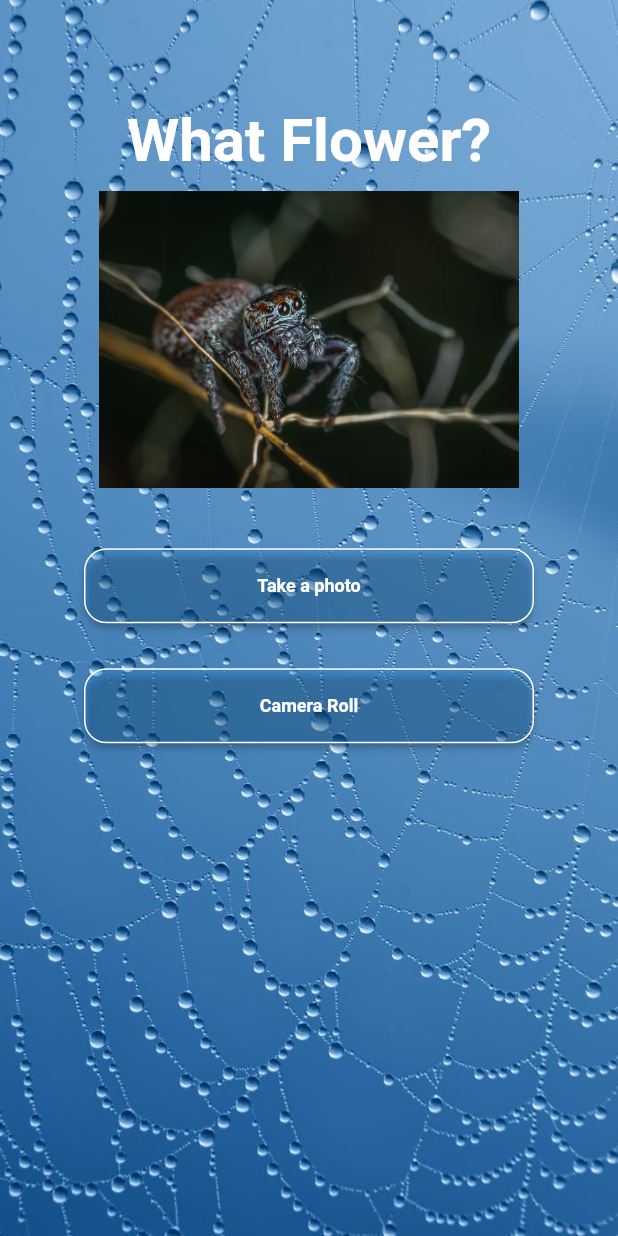
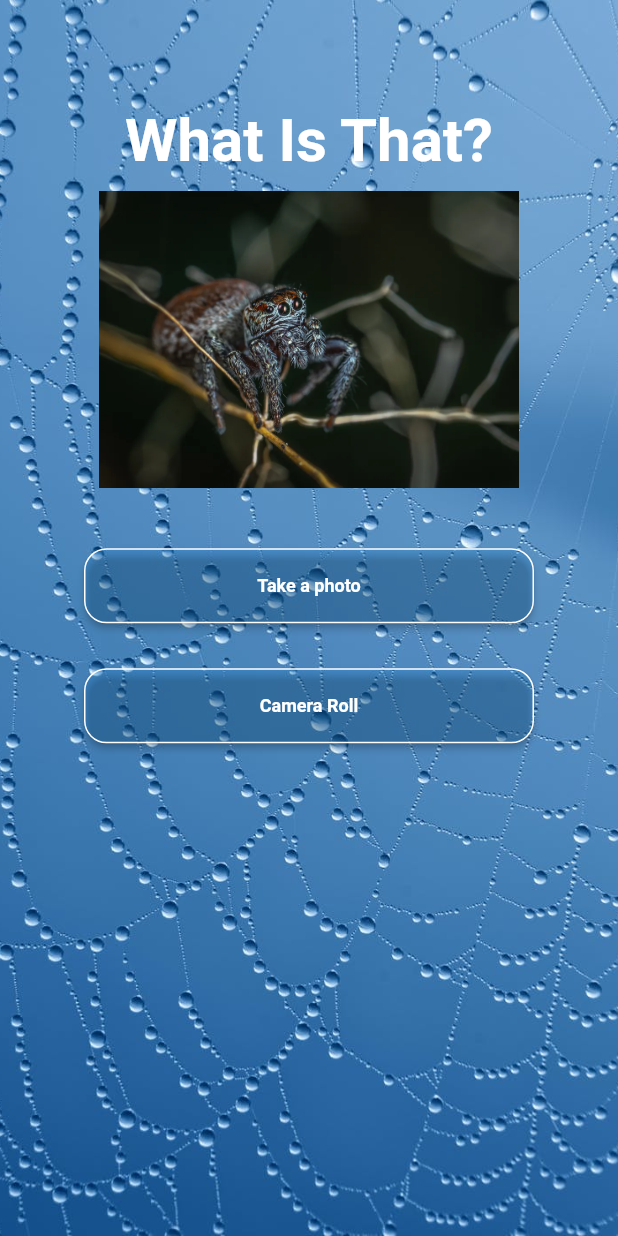
Before and after one commit to IamGiel/flutter-nn, a Flutter app: the screen it shows after launch, on a phone screen of 412 x 824 dp. Run offline on Flutter 3.47's test engine with Material 2 defaults, Android fonts, the phone set to English and light mode, and no system bars; our stand-ins replace image_picker, splashscreen; missing offline and left inert: tflite.

Commit message:
template started

```diff
--- a/lib/home.dart
+++ b/lib/home.dart
@@ -133,7 +133,7 @@ class _HomeState extends State<Home> with TickerProviderStateMixin {
                     height: 6,
                   ),
                   Text(
-                    'What Flower?', // convolutional nueral network
+                    'What Is That?', // convolutional nueral network
                     style: TextStyle(
                         color: Colors.white,
                         fontSize: 40,
--- a/lib/main.dart
+++ b/lib/main.dart
@@ -10,7 +10,7 @@ class MyApp extends StatelessWidget {
   @override
   Widget build(BuildContext context) {
     return MaterialApp(
-      title: 'What Flower?',
+      title: 'What Item?',
       home: MySplash(),
       debugShowCheckedModeBanner: false,
     );
--- a/pubspec.yaml
+++ b/pubspec.yaml
@@ -44,9 +44,9 @@ dev_dependencies:
     sdk: flutter
 
 flutter_icons:
-  android: "launcher_icon"
+  android: true
   ios: true
-  image_path: "assets/spidIcon.png"
+  image_path: "assets/whatsThat.png"
 
 # For information on the generic Dart part of this file, see the
 # following page: https://dart.dev/tools/pub/pubspec
```
Also changed, not shown: lib/splashscreen.dart (+8 -8 lines), assets/gelLogo.png (added), assets/whatsThat.png (added), 22 other files.
